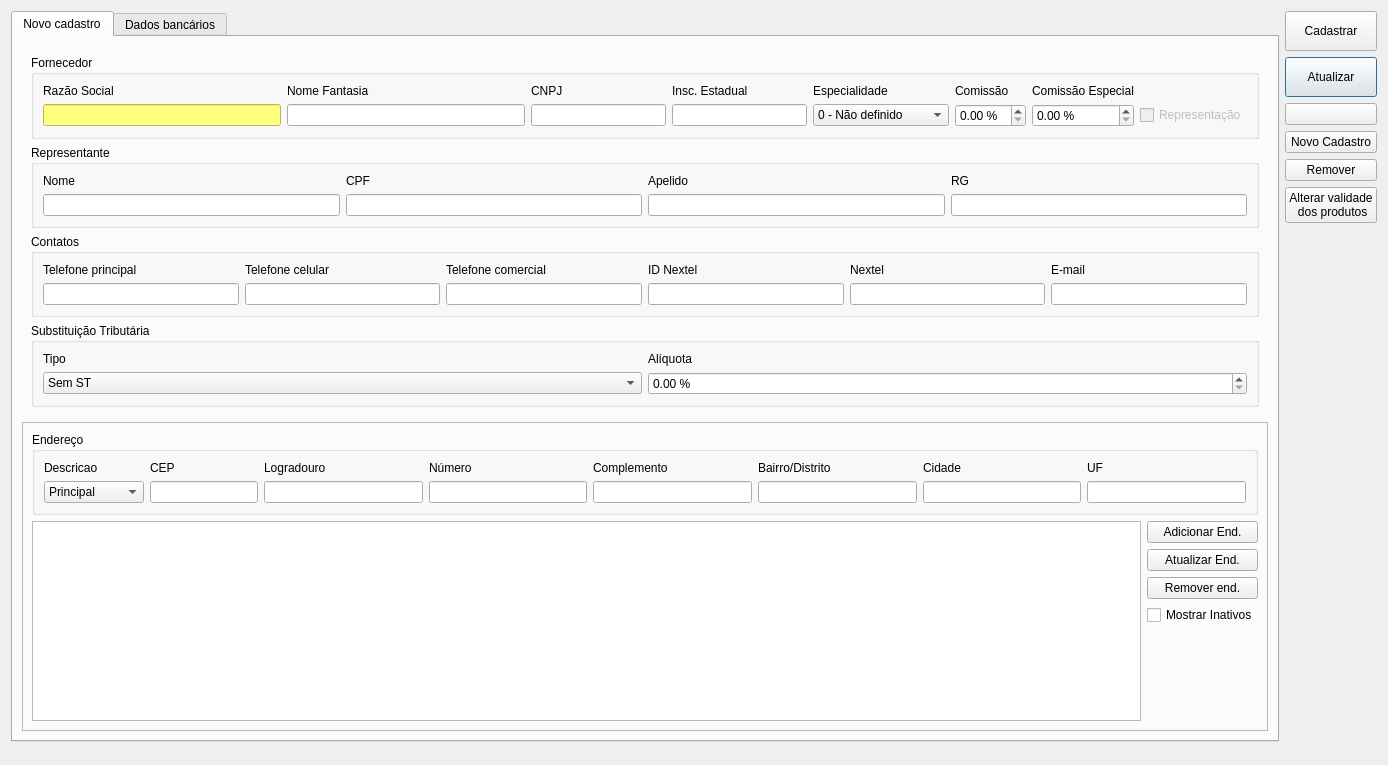
Before: the Qt Designer form ui/cadastrofornecedor.ui in darktorres/ERP-STACCATO, drawn with Qt 5.
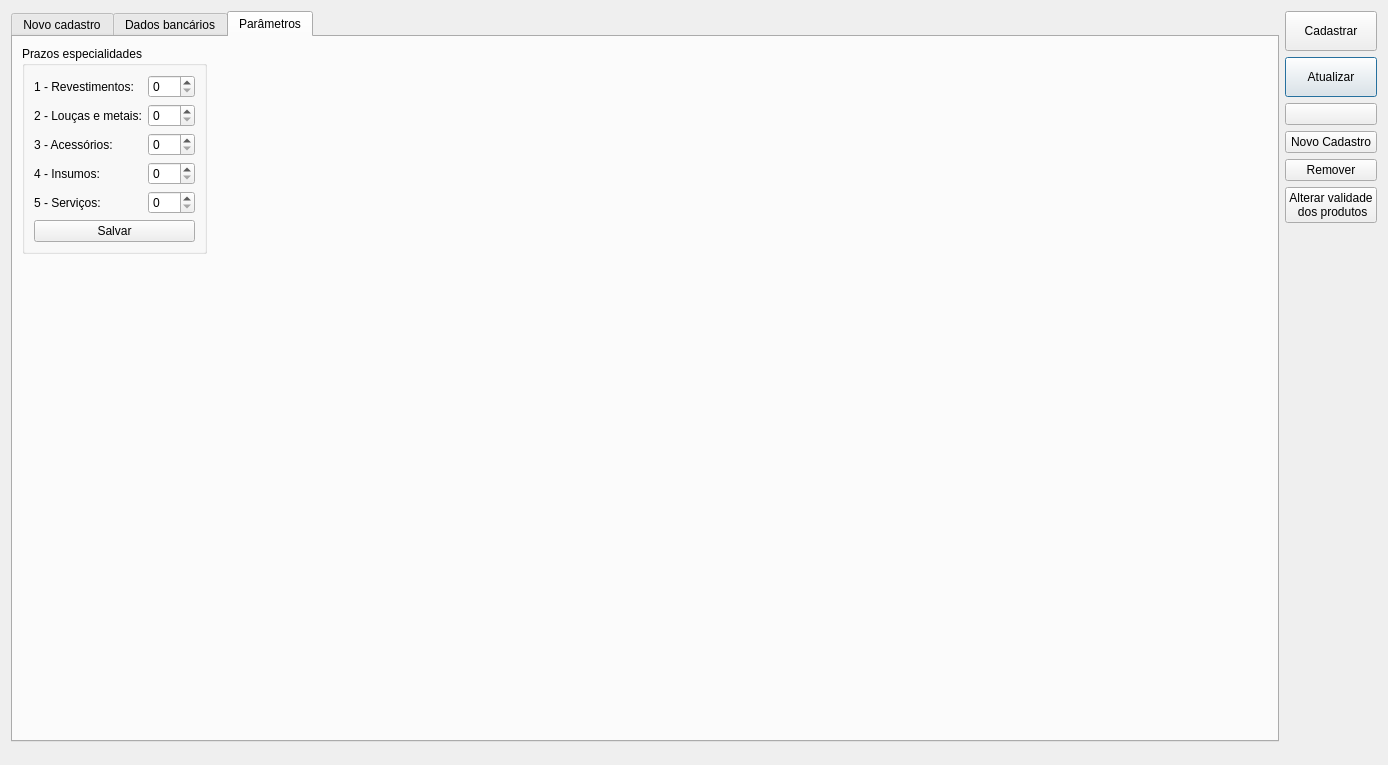
After: the same form once the commit is applied. The open tabs and pages were chosen to show the change. Icons and pictures are not drawn. Custom widgets are drawn as their Qt base class.

Commit message: Tela para cadastrar prazos do fornecedor

```diff
--- a/ui/cadastrofornecedor.ui
+++ b/ui/cadastrofornecedor.ui
@@ -117,22 +117,15 @@
                <string>Representante</string>
               </property>
               <layout class="QGridLayout" name="gridLayout_2">
-               <item row="0" column="2">
-                <widget class="QLabel" name="labelCPFContato">
-                 <property name="text">
-                  <string>CPF</string>
-                 </property>
-                </widget>
-               </item>
-               <item row="0" column="5">
+               <item row="0" column="3">
                 <widget class="QLabel" name="label_1">
                  <property name="text">
                   <string>RG</string>
                  </property>
                 </widget>
                </item>
-               <item row="1" column="2">
-                <widget class="QLineEdit" name="lineEditContatoCPF">
+               <item row="1" column="0">
+                <widget class="QLineEdit" name="lineEditContatoNome">
                  <property name="minimumSize">
                   <size>
                    <width>100</width>
@@ -150,21 +143,7 @@
                  </property>
                 </widget>
                </item>
-               <item row="0" column="4">
-                <widget class="QLabel" name="labelApelido">
-                 <property name="text">
-                  <string>Apelido</string>
-                 </property>
-                </widget>
-               </item>
-               <item row="0" column="1">
-                <widget class="QLabel" name="labelNome">
-                 <property name="text">
-                  <string>Nome</string>
-                 </property>
-                </widget>
-               </item>
-               <item row="1" column="4">
+               <item row="1" column="2">
                 <widget class="QLineEdit" name="lineEditContatoApelido">
                  <property name="minimumSize">
                   <size>
@@ -183,7 +162,7 @@
                  </property>
                 </widget>
                </item>
-               <item row="1" column="5">
+               <item row="1" column="3">
                 <widget class="QLineEdit" name="lineEditContatoRG">
                  <property name="minimumSize">
                   <size>
@@ -203,7 +182,7 @@
                 </widget>
                </item>
                <item row="1" column="1">
-                <widget class="QLineEdit" name="lineEditContatoNome">
+                <widget class="QLineEdit" name="lineEditContatoCPF">
                  <property name="minimumSize">
                   <size>
                    <width>200</width>
@@ -214,7 +193,28 @@
                   <string/>
                  </property>
                  <property name="accessibleName">
-                  <string>Nome Repr.</string>
+                  <string>CPF Repr.</string>
+                 </property>
+                </widget>
+               </item>
+               <item row="0" column="0">
+                <widget class="QLabel" name="labelNome">
+                 <property name="text">
+                  <string>Nome</string>
+                 </property>
+                </widget>
+               </item>
+               <item row="0" column="2">
+                <widget class="QLabel" name="labelApelido">
+                 <property name="text">
+                  <string>Apelido</string>
+                 </property>
+                </widget>
+               </item>
+               <item row="0" column="1">
+                <widget class="QLabel" name="labelCPFContato">
+                 <property name="text">
+                  <string>CPF</string>
                  </property>
                 </widget>
                </item>
@@ -1007,6 +1007,125 @@
        </item>
       </layout>
      </widget>
+     <widget class="QWidget" name="tabParametros">
+      <attribute name="title">
+       <string>Parâmetros</string>
+      </attribute>
+      <layout class="QGridLayout" name="gridLayout_13">
+       <item row="0" column="0">
+        <widget class="QGroupBox" name="groupBox_3">
+         <property name="title">
+          <string>Prazos especialidades</string>
+         </property>
+         <layout class="QGridLayout" name="gridLayout_14">
+          <item row="3" column="1">
+           <widget class="QSpinBox" name="spinBoxPrazoEspecialidade4">
+            <property name="maximum">
+             <number>999</number>
+            </property>
+           </widget>
+          </item>
+          <item row="2" column="1">
+           <widget class="QSpinBox" name="spinBoxPrazoEspecialidade3">
+            <property name="maximum">
+             <number>999</number>
+            </property>
+           </widget>
+          </item>
+          <item row="4" column="0">
+           <widget class="QLabel" name="labelEspecialidade5">
+            <property name="text">
+             <string>5 - Serviços:</string>
+            </property>
+           </widget>
+          </item>
+          <item row="2" column="0">
+           <widget class="QLabel" name="labelEspecialidade3">
+            <property name="text">
+             <string>3 - Acessórios:</string>
+            </property>
+           </widget>
+          </item>
+          <item row="3" column="0">
+           <widget class="QLabel" name="labelEspecialidade4">
+            <property name="text">
+             <string>4 - Insumos:</string>
+            </property>
+           </widget>
+          </item>
+          <item row="1" column="1">
+           <widget class="QSpinBox" name="spinBoxPrazoEspecialidade2">
+            <property name="maximum">
+             <number>999</number>
+            </property>
+           </widget>
+          </item>
+          <item row="0" column="0">
+           <widget class="QLabel" name="labelEspecialidade1">
+            <property name="text">
+             <string>1 - Revestimentos:</string>
+            </property>
+           </widget>
+          </item>
+          <item row="4" column="1">
+           <widget class="QSpinBox" name="spinBoxPrazoEspecialidade5">
+            <property name="maximum">
+             <number>999</number>
+            </property>
+           </widget>
+          </item>
+          <item row="0" column="1">
+           <widget class="QSpinBox" name="spinBoxPrazoEspecialidade1">
+            <property name="maximum">
+             <number>999</number>
+            </property>
+           </widget>
+          </item>
+          <item row="1" column="0">
+           <widget class="QLabel" name="labelEspecialidade2">
+            <property name="text">
+             <string>2 - Louças e metais:</string>
+            </property>
+           </widget>
+          </item>
+          <item row="5" column="0" colspan="2">
+           <widget class="QPushButton" name="pushButtonSalvarPrazos">
+            <property name="text">
+             <string>Salvar</string>
+            </property>
+           </widget>
+          </item>
+         </layout>
+        </widget>
+       </item>
+       <item row="1" column="0">
+        <spacer name="verticalSpacer_4">
+         <property name="orientation">
+          <enum>Qt::Vertical</enum>
+         </property>
+         <property name="sizeHint" stdset="0">
+          <size>
+           <width>20</width>
+           <height>465</height>
+          </size>
+         </property>
+        </spacer>
+       </item>
+       <item row="0" column="1">
+        <spacer name="horizontalSpacer_2">
+         <property name="orientation">
+          <enum>Qt::Horizontal</enum>
+         </property>
+         <property name="sizeHint" stdset="0">
+          <size>
+           <width>40</width>
+           <height>20</height>
+          </size>
+         </property>
+        </spacer>
+       </item>
+      </layout>
+     </widget>
     </widget>
    </item>
   </layout>
```
Left out of the diff: 20 changed lines with no effect on the pictures. The commit also changes 2 other files.
